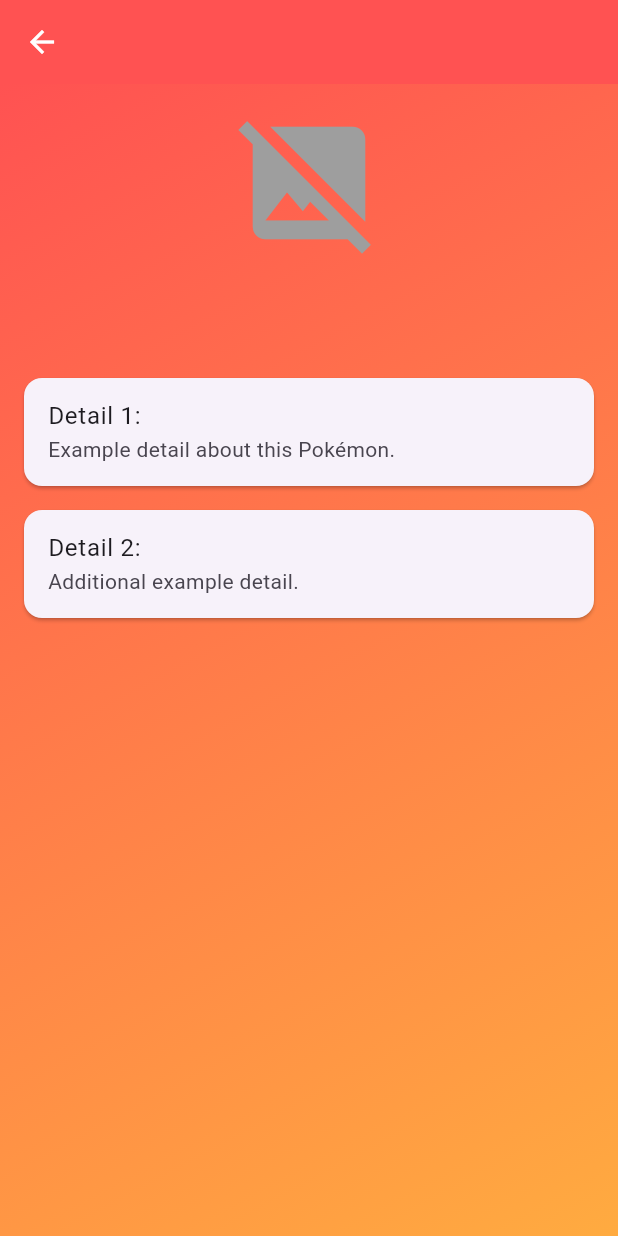
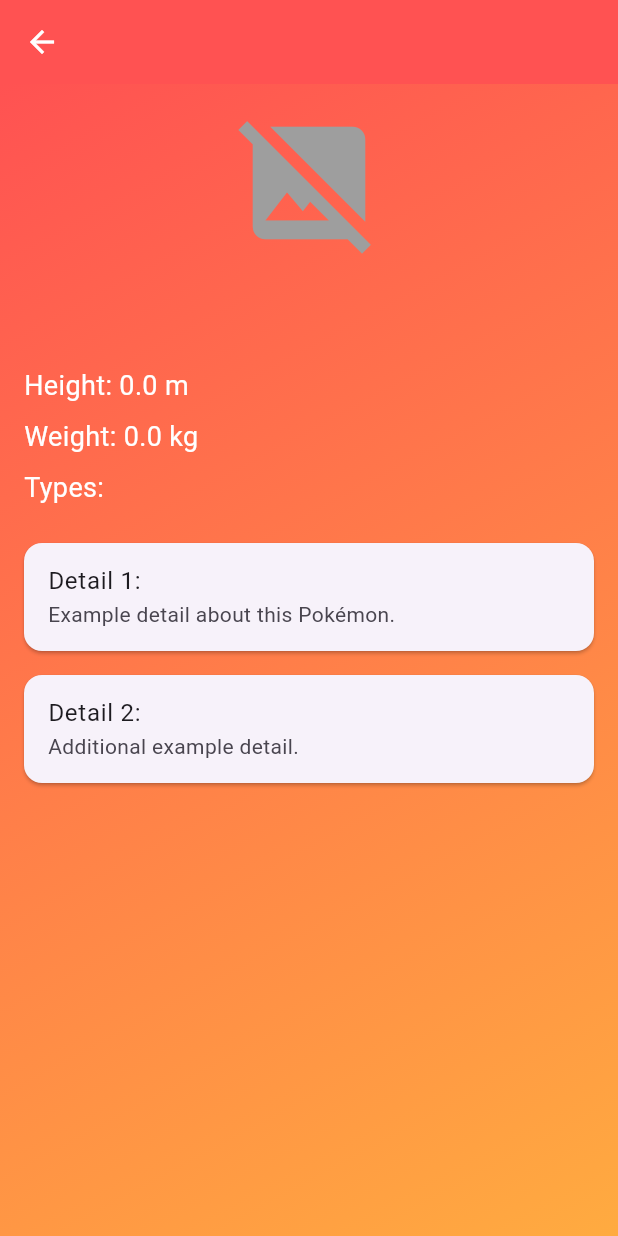
Before and after one commit to turek979/my_pokedex, a Flutter app: the PokemonDetailScreen screen opened directly with empty values, on a phone screen of 412 x 824 dp. Run offline on Flutter 3.47's test engine with Material 3 defaults, Android fonts, the phone set to English and light mode, and no system bars; network calls fail.

Commit message:
add more details

```diff
--- a/lib/models/pokemon_model.dart
+++ b/lib/models/pokemon_model.dart
@@ -7,22 +7,29 @@ class Pokemon {
   final String name;
   final String imageUrl;
   final String image2Url;
+  final int height;
+  final int weight;
+  final List<String> types;
 
-  Pokemon({required this.name, required this.imageUrl, required this.image2Url});
+  Pokemon({
+    required this.name,
+    required this.imageUrl,
+    required this.image2Url,
+    required this.height,
+    required this.weight,
+    required this.types,
+  });
 
   factory Pokemon.fromJson(Map<String, dynamic> json) {
-    // Debug print
-    // print('Mapping Pokémon: $json');
-    // print('Parsed Pokémon: name=${json['name']}, imageUrl=$imageUrl');
-
-    final imageUrl = json['sprites']?['front_default'] ?? '';
-    final image2Url =
-        json['sprites']?['other']?['home']?['front_default'] ?? '';
-
     return Pokemon(
-      name: capitalizeFirstLetter(json['name']),
-      imageUrl: imageUrl, // Handle missing image
-      image2Url: image2Url,
+      name: json['name'],
+      imageUrl: json['sprites']['front_default'] ?? '',
+      image2Url: json['sprites']['other']['home']['front_default'] ?? '',
+      height: json['height'],
+      weight: json['weight'],
+      types: (json['types'] as List)
+          .map((typeInfo) => typeInfo['type']['name'] as String)
+          .toList(),
     );
   }
 }
--- a/lib/screens/pokemon_detail_screen.dart
+++ b/lib/screens/pokemon_detail_screen.dart
@@ -1,5 +1,4 @@
 import 'package:flutter/material.dart';
-
 import 'package:my_pokedex/models/pokemon_model.dart';
 
 class PokemonDetailScreen extends StatelessWidget {
@@ -53,6 +52,21 @@ class PokemonDetailScreen extends StatelessWidget {
               ),
             ),
             const SizedBox(height: 16),
+            Text(
+              'Height: ${pokemon.height / 10} m',
+              style: const TextStyle(fontSize: 18, color: Colors.white),
+            ),
+            const SizedBox(height: 8),
+            Text(
+              'Weight: ${pokemon.weight / 10} kg',
+              style: const TextStyle(fontSize: 18, color: Colors.white),
+            ),
+            const SizedBox(height: 8),
+            Text(
+              'Types: ${pokemon.types.join(', ')}',
+              style: const TextStyle(fontSize: 18, color: Colors.white),
+            ),
+            const SizedBox(height: 16),
             Expanded(
               child: ListView(
                 children: [
--- a/lib/utilities/poke_api.dart
+++ b/lib/utilities/poke_api.dart
@@ -1,12 +1,14 @@
 import 'dart:convert';
 import 'package:http/http.dart' as http;
+import 'package:my_pokedex/models/pokemon_model.dart';
 
 // Fetch individual Pokémon details
-Future<Map<String, dynamic>> fetchPokemon(String name) async {
+Future<Pokemon> fetchPokemon(String name) async {
   final response =
       await http.get(Uri.parse('https://pokeapi.co/api/v2/pokemon/$name'));
   if (response.statusCode == 200) {
-    return jsonDecode(response.body);
+    final json = jsonDecode(response.body);
+    return Pokemon.fromJson(json);
   } else {
     throw Exception('Failed to load Pokémon');
   }
```
Also changed, not shown: lib/providers/pokemon_provider.dart (+31 -27 lines).
